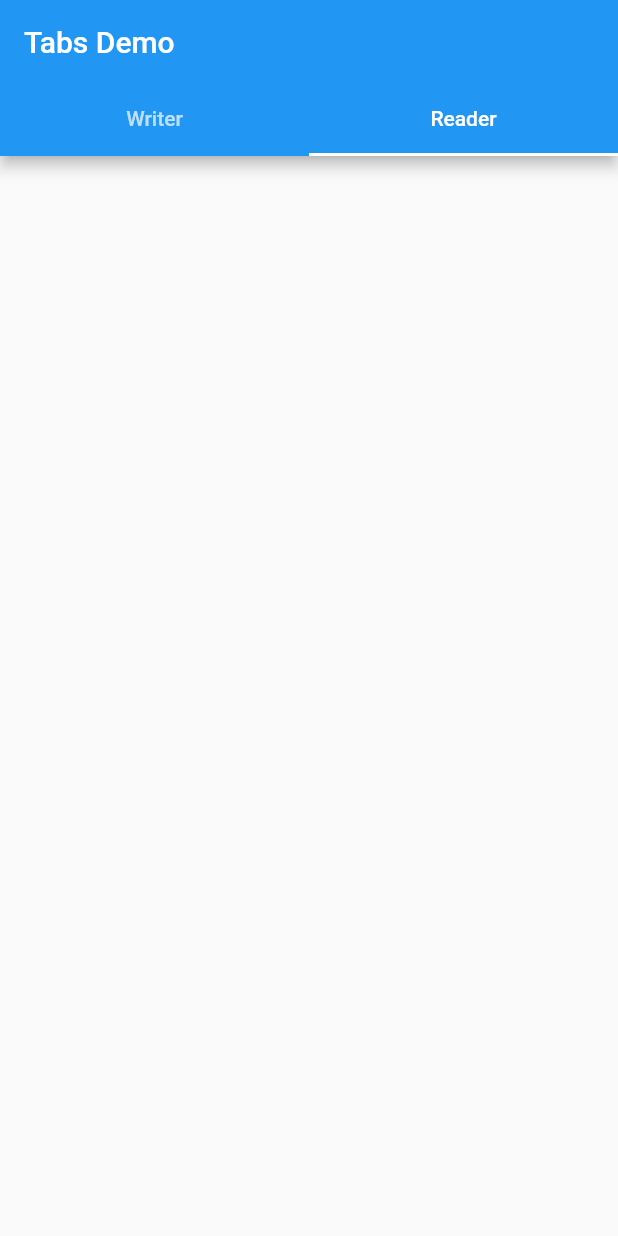
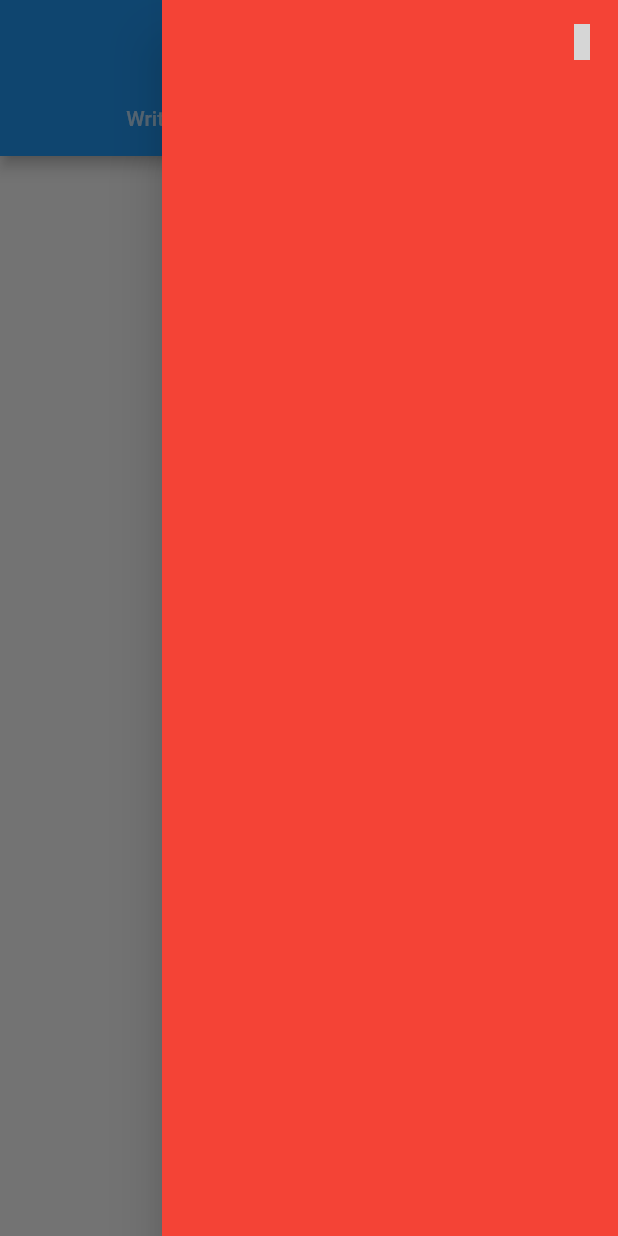
Before and after one commit to manishag777/digyed_reader, a Flutter app: the screen it shows after launch, tab 2 chosen, with the side drawer open (before the commit the screen has no drawer), on a phone screen of 412 x 824 dp. Run offline on Flutter 3.47's test engine with Material 2 defaults, Android fonts, the light colour scheme and no system bars; our stand-ins replace get_it, material_design_icons_flutter, responsive_builder; missing offline and left inert: enum_to_string; grey boxes are pictures that could not be loaded.

Commit message:
adding theme selection option

```diff
--- /dev/null
+++ b/lib/data/theme_data.dart
@@ -0,0 +1,76 @@
+
+import 'package:digyed_reader/models/course_model.dart';
+import 'package:flutter/material.dart';
+
+extension CustomTextTheme on TextTheme{
+  TextStyle get heading => headline4;
+  TextStyle get body => bodyText1;
+  TextStyle get hint => bodyText2;
+}
+
+ThemeData changeTextTheme(ThemeData theme) {
+    theme = theme.copyWith(
+      textTheme: theme.textTheme.copyWith(
+        bodyText2: theme.textTheme.bodyText2.copyWith(fontWeight: FontWeight.w400)
+    )
+    );
+    return theme;
+}
+
+
+Map<ThemeType, ThemeData> get themeDataMap  {
+
+//  ThemeData darkTheme = ThemeData.dark();
+//  ThemeData lightTheme = ThemeData.light();
+
+  ThemeData lightTheme = ThemeData.light().copyWith(colorScheme: ColorScheme.light().copyWith(
+      primary: Color(0xFFBB86FC),
+      primaryVariant: Color(0xFF3700B3),
+
+      secondary: Color(0xFF03DAC6),
+      secondaryVariant: Color(0xFF018786),
+
+      background: Color(0xFFF5F5F5),
+      surface: Color(0xFFFFFFFF),
+
+      error: Color(0xFFB00020),
+      onPrimary: Color(0xFFFFFFFF),
+      onSecondary: Color(0xFF000000),
+      onBackground: Color(0xFF000000),
+      onSurface: Color(0xFF000000),
+      onError: Color(0xFFFFFFFF)
+  ));
+//  lightTheme.copyWith(textTheme: CustomStyles);
+
+  //lightTheme = changeTextTheme(lightTheme);
+
+//  const Color textColor = Color.fromARGB(255, 255, 255, 255);
+//  const TextStyle headingStyle = TextStyle(color: textColor, fontSize: 30, fontWeight: FontWeight.bold);
+//  const TextStyle descriptionStyle = TextStyle(color: textColor, fontSize: 15,);
+
+
+  ThemeData darkTheme = ThemeData.dark().copyWith(colorScheme: ColorScheme.light().copyWith(
+      primary: Color(0xFF6200EE),
+      primaryVariant: Color(0xFF3700B3),
+
+      secondary: Color(0xFF03DAC6),
+      secondaryVariant: Color(0xFF03DAC6),
+
+      background: Color(0xFF12171A),
+      surface: Color(0xFF2A2E35),
+
+      error: Color(0xFFCF6679),
+
+      onPrimary: Color(0xFF000000),
+      onSecondary: Color(0xFF000000),
+      onBackground: Color(0xFFFFFFFF),
+      onSurface: Color(0xFFFFFFFF),
+      onError: Color(0xFF000000)
+  ));
+
+  //darkTheme = changeTextTheme(darkTheme);
+
+
+  return {ThemeType.Dark: darkTheme, ThemeType.Light: lightTheme};
+
+}
--- a/lib/models/course_model.dart
+++ b/lib/models/course_model.dart
@@ -2,7 +2,7 @@ import 'package:flutter/material.dart';
 
 enum CompoundType { Heading, Text, Mcq, Checkbox, Dropdown}
 enum CompoundLayout {Card, Merge, WithoutCard}
-
+enum ThemeType {Dark, Light}
 
 bool isCompoundValid(BaseCompoundModel baseCompoundModel){
   return baseCompoundModel!=null && baseCompoundModel.isValid();
@@ -20,8 +20,9 @@ abstract class BaseCompoundModel {
 }
 
 class Matter {
+  Map<ThemeType, ThemeData> themDataMap;
   List<BaseCompoundModel> compoundList;
-  Matter(this.compoundList);
+  Matter(this.compoundList, this.themDataMap);
 }
 
 class TextModel extends BaseCompoundModel{
--- a/lib/view_models/writer_model.dart
+++ b/lib/view_models/writer_model.dart
@@ -1,14 +1,25 @@
+import 'package:digyed_reader/data/theme_data.dart';
 import 'package:digyed_reader/view_models/reader_model.dart';
 import 'package:digyed_reader/models/course_model.dart';
+import 'package:flutter/material.dart';
 
 import 'base_model.dart';
 
 class WriterModel extends BaseModel {
   int index = 0;
   Matter matter;
-  WriterModel(): matter=Matter([]);
+  ThemeType _themeType = ThemeType.Dark;
+  WriterModel(): matter= Matter([], themeDataMap);
   ReaderModel readerModel;
 
+  ThemeData get themeData => themeDataMap[_themeType];
+
+  ThemeType get themeType => _themeType;
+
+  void set themeType(_themeType) {
+    this._themeType = _themeType;
+    notify();
+  }
 
   void addCompound({BaseCompoundModel compound, CompoundType compoundType}){
     BaseCompoundModel newCompound;
--- a/lib/views/courses/Writer/writer_with_preview.dart
+++ b/lib/views/courses/Writer/writer_with_preview.dart
@@ -3,6 +3,7 @@ import 'package:digyed_reader/view_models/writer_model.dart';
 import 'package:digyed_reader/views/courses/Reader/reader.dart';
 import 'package:digyed_reader/views/courses/Writer/writer.dart';
 import 'package:flutter/material.dart';
+import 'package:material_design_icons_flutter/material_design_icons_flutter.dart';
 import 'package:provider/provider.dart';
 
 class WriterWithPreview extends StatelessWidget {
@@ -10,25 +11,27 @@ class WriterWithPreview extends StatelessWidget {
   Widget build(BuildContext context) {
 
     return MaterialApp(
-      home: DefaultTabController(
+      home: MultiProvider(
+        providers: [
+          ChangeNotifierProvider<ReaderModel>(create: (context){return ReaderModel();},),
+          ChangeNotifierProvider<WriterModel>(create: (context){return WriterModel();},),
+        ],
+        child: DefaultTabController(
           length: 2,
           child: Scaffold(
+            endDrawer: Drawer(child: Container(color: Colors.red,),),
             appBar: AppBar(
+              actions: <Widget>[Builder(builder: (context) => IconButton(
+                icon: Icon(MdiIcons.palette),
+                onPressed: () => Scaffold.of(context).openEndDrawer()),)],
               bottom: TabBar(
                 tabs: [
                   Tab(text: 'Writer',),
                   Tab(text: 'Reader',),
                 ],
               ),
-            title: Text('Tabs Demo'),
             ),
-          body: MultiProvider(
-            providers: [
-            ChangeNotifierProvider<ReaderModel>(create: (context){return ReaderModel();},),
-            ChangeNotifierProvider<WriterModel>(create: (context){return WriterModel();},),
-            ],
-            child: //Container(child: TextField(), height: 500, color: Colors.red,)
-            TabBarView(
+            body: TabBarView(
               children: [
                 Consumer<WriterModel>(builder: (BuildContext context, WriterModel model, Widget child) =>  Writer()),
                 Consumer<ReaderModel>(builder: (BuildContext context, ReaderModel model, Widget child) =>  Reader()),
```
Also changed, not shown: lib/models/theme_model.dart (added, +51 -0 lines), lib/views/courses/Writer/text_writer.dart (+11 -5 lines), lib/views/courses/Writer/writer.dart (+57 -18 lines), lib/views/courses/course_content_desktop.dart (deleted, +0 -12 lines), lib/views/courses/course_content_mobile.dart (deleted, +0 -11 lines), lib/views/courses/course_details.dart (deleted, +0 -73 lines), lib/views/courses/course_details_mobile.dart (deleted, +0 -47 lines), lib/views/courses/courses_view.dart (deleted, +0 -17 lines), lib/views/courses/drawer.dart (added, +9 -0 lines), lib/widgets/compound_type_drop_down.dart (+5 -5 lines), lib/widgets/drop_down.dart (+7 -11 lines). Lines whose indentation alone changed are shown as unchanged.
